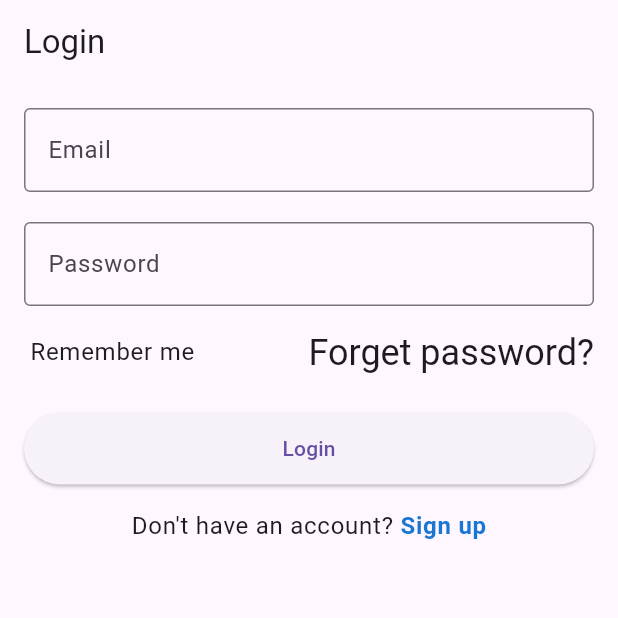
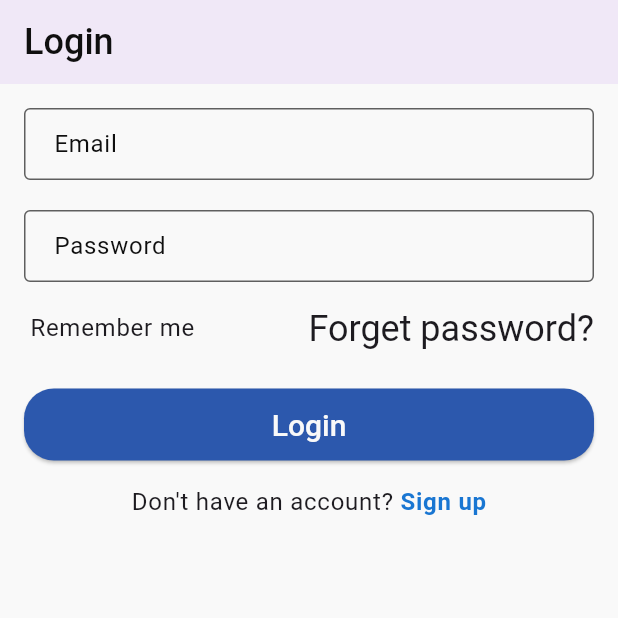
Before and after one commit to RanaGebril/online_exam_app, a Flutter app: the screen it shows after launch, on a phone screen of 412 x 824 dp, the top half of it. Run offline on Flutter 3.47's test engine with Material 3 defaults, Android fonts, the phone set to English and light mode, and no system bars; our stand-ins replace dio, easy_localization, equatable, flutter_bloc, get_it, google_fonts and 4 more; accounts and stored records are empty; generated files the repository leaves out were written again.

```diff
--- a/lib/config/di/di.dart
+++ b/lib/config/di/di.dart
@@ -4,6 +4,7 @@ import '../../features/auth/data/datasources.dart';
 import '../../features/auth/data/remote/auth_api_client.dart';
 import '../../features/auth/data/repositories.dart';
 import '../../features/auth/domain/usecases.dart';
+import '../../features/auth/presentation/bloc/ForgotPassword/UseCase/ForgotPasswordUseCase.dart';
 import '../../features/profile/domain/usecases/update_profile_usecase.dart';
 
 final sl = GetIt.instance; // sl = service locator
@@ -40,4 +41,8 @@ void setupLocator() {
   sl.registerLazySingleton<UpdateUserUseCase>(
         () => UpdateUserUseCase(sl<AuthRepositoryImpl>()),
   );
+
+  sl.registerLazySingleton<ForgotPasswordUseCase>(
+        () => ForgotPasswordUseCase(sl<AuthRepositoryImpl>()),
+  );
 }
--- a/lib/main.dart
+++ b/lib/main.dart
@@ -1,12 +1,17 @@
 import 'package:flutter/material.dart';
 import 'package:easy_localization/easy_localization.dart';
+import 'package:flutter_bloc/flutter_bloc.dart';
 import 'package:hive/hive.dart';
 import 'package:hive_flutter/adapters.dart';
+import 'package:online_exam_app_f/config/theme/app_theme.dart';
+import 'config/di/di.dart';
 import 'config/routes_manager/app_routes.dart';
 import 'core/di/di.dart';
 import 'core/utils/assets_manager.dart';
 import 'core/utils/constants/constants.dart';
+import 'features/auth/presentation/bloc/ForgotPassword/UseCase/ForgotPasswordUseCase.dart';
 import 'features/profile/data/datasources/user_local_storage.dart';
+import 'features/auth/presentation/bloc/ForgotPassword/forgot_password_bloc.dart';
 
 void main() async {
   WidgetsFlutterBinding.ensureInitialized();
@@ -14,6 +19,7 @@ void main() async {
   configureDependencies();
   await Hive.initFlutter();
   await Hive.openBox('userBox');
+  setupLocator();
   runApp(
     EasyLocalization(
       supportedLocales: [Locale(Constants.enLocalKey), Locale(Constants.arLocalKey)],
@@ -29,13 +35,17 @@ class MyApp extends StatelessWidget {
   @override
   Widget build(BuildContext context) {
     final isLoggedIn = UserLocalStorage.isLoggedIn();
-    return MaterialApp(
+    return BlocProvider(
+      create: (context) => ForgotPasswordBloc(getIt<ForgotPasswordUseCase>()),
+      child: MaterialApp(
         debugShowCheckedModeBanner: false,
         localizationsDelegates: context.localizationDelegates,
         supportedLocales: context.supportedLocales,
+        theme: AppTheme.lightTheme,
         locale: context.locale,
         initialRoute: isLoggedIn ? AppRoutes.profilePage : AppRoutes.login,
         routes: AppRoutes.getRoutes(),
+      ),
     );
   }
 }
```
Also changed, not shown: lib/features/auth/presentation/bloc/ForgotPassword/forget_password_flow.dart (+6 -1 lines), lib/features/profile/presentation/pages/profile_page.dart (+7 -12 lines). Lines whose indentation alone changed are shown as unchanged.
